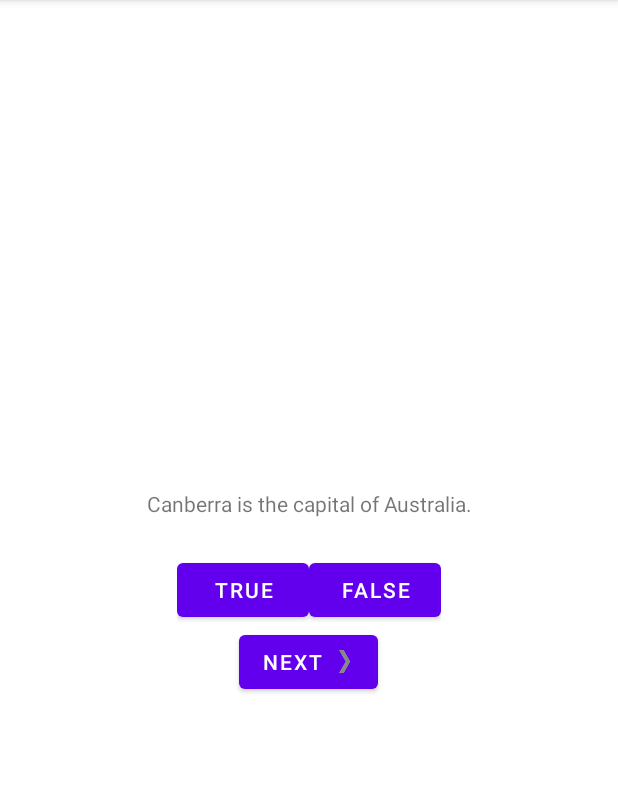
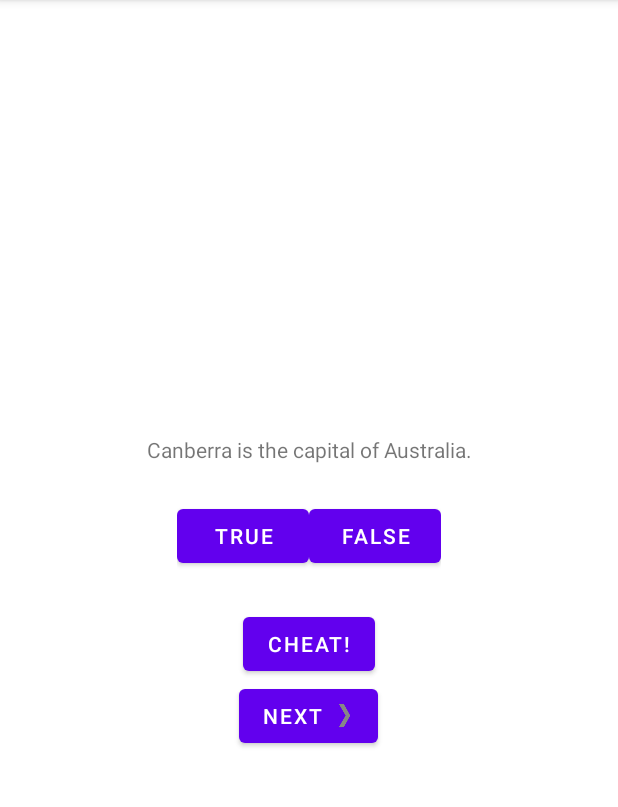
Before and after one commit to tanteichang/AndroidProgrammingTheBigNerdRanchGuide, an Android app: the screen it shows after launch (MainActivity), after a tap on "TRUE", on a phone screen of 412 x 824 dp, the part 84-891 px from its top. Run offline under Robolectric (Android 15) with nearby library versions, the phone set to English and light mode, and no system bars.

Commit message:
feat(app): 完成第六章

```diff
--- a/app/src/main/AndroidManifest.xml
+++ b/app/src/main/AndroidManifest.xml
@@ -10,6 +10,9 @@
         android:supportsRtl="true"
         android:theme="@style/Theme.AndroidProgrammingTheBigNerdRanchGuide">
         <activity
+            android:name=".CheatActivity"
+            android:exported="false" />
+        <activity
             android:name=".MainActivity"
             android:exported="true">
             <intent-filter>
--- a/app/src/main/java/com/tantei/androidguide/MainActivity.kt
+++ b/app/src/main/java/com/tantei/androidguide/MainActivity.kt
@@ -1,5 +1,7 @@
 package com.tantei.androidguide
 
+import android.app.Activity
+import android.content.Intent
 import androidx.appcompat.app.AppCompatActivity
 import android.os.Bundle
 import android.util.Log
@@ -13,12 +15,15 @@ import androidx.lifecycle.ViewModelProviders
 
 private const val TAG = "MainActivity"
 private const val KEY_INDEX = "index"
+private const val REQUEST_CODE_CHEAT = 0
+
 
 class MainActivity : AppCompatActivity() {
 
     private lateinit var trueButton: Button
     private lateinit var falseButton: Button
     private lateinit var nextButton: Button
+    private lateinit var cheatButton: Button
     private lateinit var questionTextView: TextView
 
     private val quizViewModel: QuizViewModel by lazy {
@@ -40,6 +45,7 @@ class MainActivity : AppCompatActivity() {
         trueButton = findViewById(R.id.ture_button)
         falseButton = findViewById(R.id.false_button)
         nextButton = findViewById(R.id.next_button)
+        cheatButton = findViewById(R.id.cheat_button)
         questionTextView = findViewById(R.id.question_text_view)
 
         trueButton.setOnClickListener{ view: View ->
@@ -51,6 +57,10 @@ class MainActivity : AppCompatActivity() {
         nextButton.setOnClickListener{ view: View ->
             quizViewModel.moveToNext()
             updateQuestion()
+        }
+        cheatButton.setOnClickListener { view: View ->
+            val intent = CheatActivity.newIntent(this@MainActivity, quizViewModel.currentQuestionAnswer)
+            startActivityForResult(intent, REQUEST_CODE_CHEAT)
         }
 
         updateQuestion()
@@ -69,13 +79,23 @@ class MainActivity : AppCompatActivity() {
 
     private fun checkAnswer(userAnswer: Boolean) {
         var correctAnswer = quizViewModel.currentQuestionAnswer
-        val messageResId = if (userAnswer == correctAnswer) {
-            R.string.correct_toast
-        } else {
-            R.string.incorrect_toast
+        val messageResId = when {
+            quizViewModel.isCheater -> R.string.judgment_toast
+            userAnswer == correctAnswer -> R.string.correct_toast
+            else -> R.string.incorrect_toast
         }
 
         Toast.makeText(this, messageResId, Toast.LENGTH_SHORT).show()
+    }
+
+    override fun onActivityResult(requestCode: Int, resultCode: Int, data: Intent?) {
+        super.onActivityResult(requestCode, resultCode, data)
+        if (resultCode != Activity.RESULT_OK) {
+            return
+        }
+        if (requestCode == REQUEST_CODE_CHEAT) {
+            quizViewModel.isCheater = data?.getBooleanExtra(EXTRA_ANSWER_SHOWN, false) ?: false
+        }
     }
 
     override fun onStart() {
--- a/app/src/main/java/com/tantei/androidguide/QuizViewModel.kt
+++ b/app/src/main/java/com/tantei/androidguide/QuizViewModel.kt
@@ -9,7 +9,7 @@ class QuizViewModel: ViewModel() {
     init {
         Log.d(TAG, "QuizViewModel: created")
     }
-
+    var isCheater = false
     var currentIndex = 0
     private val questionBank = listOf<Question>(
         Question(R.string.question_australia, true),
--- a/app/src/main/res/layout-land/activity_main.xml
+++ b/app/src/main/res/layout-land/activity_main.xml
@@ -28,6 +28,13 @@
             android:text="@string/false_button" />
     </LinearLayout>
     <Button
+        android:id="@+id/cheat_button"
+        android:layout_width="wrap_content"
+        android:layout_height="wrap_content"
+        android:layout_marginTop="24dp"
+        android:layout_gravity="bottom|center_horizontal"
+        android:text="@string/cheat_button" />
+    <Button
         android:id="@+id/next_button"
         android:layout_width="wrap_content"
         android:layout_height="wrap_content"
--- a/app/src/main/res/layout/activity_main.xml
+++ b/app/src/main/res/layout/activity_main.xml
@@ -28,6 +28,12 @@
             android:text="@string/false_button" />
     </LinearLayout>
     <Button
+        android:id="@+id/cheat_button"
+        android:layout_width="wrap_content"
+        android:layout_height="wrap_content"
+        android:layout_marginTop="24dp"
+        android:text="@string/cheat_button" />
+    <Button
         android:id="@+id/next_button"
         android:layout_width="wrap_content"
         android:layout_height="wrap_content"
--- a/app/src/main/res/values/strings.xml
+++ b/app/src/main/res/values/strings.xml
@@ -15,4 +15,8 @@
     <string name="correct_toast">Correct!</string>
     <string name="incorrect_toast">Incorrect!</string>
     <string name="next_button">Next</string>
+    <string name="warning_text">Are you sure you want to do this?</string>
+    <string name="show_answer_button">Show Answer</string>
+    <string name="judgment_toast">Cheating is wrong.</string>
+    <string name="cheat_button">Cheat!</string>
 </resources>
```
Also changed, not shown: app/src/main/java/com/tantei/androidguide/CheatActivity.kt (added, +55 -0 lines), app/src/main/res/layout/activity_cheat.xml (added, +25 -0 lines).
